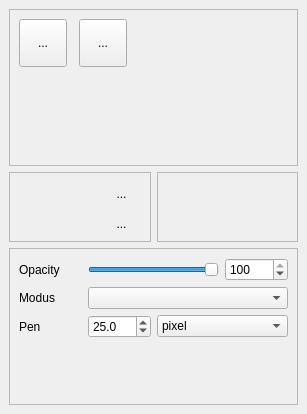
Old version of the form src/meshlabplugins/editpaint/PaintToolbox.ui in the repository cnr-isti-vclab/meshlab.
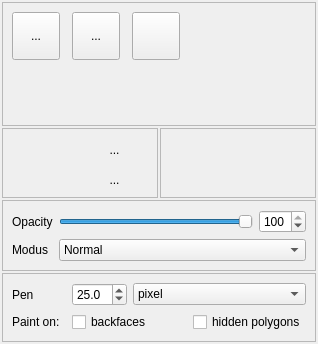
New version of the form. Icons and pictures are not drawn. Custom widgets are drawn as their Qt base class.

Commit message: Added fill and pick. Added zbuffer test, has a little problem with the trackball, will be solved later.

Diff of the .ui file:
```diff
--- a/src/meshlabplugins/editpaint/PaintToolbox.ui
+++ b/src/meshlabplugins/editpaint/PaintToolbox.ui
@@ -5,8 +5,8 @@
    <rect>
     <x>0</x>
     <y>0</y>
-    <width>307</width>
-    <height>414</height>
+    <width>318</width>
+    <height>344</height>
    </rect>
   </property>
   <property name="windowTitle" >
@@ -14,10 +14,10 @@
   </property>
   <layout class="QGridLayout" >
    <property name="margin" >
-    <number>9</number>
+    <number>2</number>
    </property>
    <property name="spacing" >
-    <number>6</number>
+    <number>2</number>
    </property>
    <item row="0" column="0" colspan="2" >
     <widget class="QFrame" name="top_frame" >
@@ -103,6 +103,40 @@
        <bool>false</bool>
       </property>
      </widget>
+     <widget class="QToolButton" name="pick_button" >
+      <property name="geometry" >
+       <rect>
+        <x>130</x>
+        <y>10</y>
+        <width>48</width>
+        <height>48</height>
+       </rect>
+      </property>
+      <property name="toolTip" >
+       <string>Pick a color</string>
+      </property>
+      <property name="text" >
+       <string/>
+      </property>
+      <property name="icon" >
+       <iconset resource="meshlab.qrc" >:/images/pick.png</iconset>
+      </property>
+      <property name="iconSize" >
+       <size>
+        <width>48</width>
+        <height>48</height>
+       </size>
+      </property>
+      <property name="checkable" >
+       <bool>true</bool>
+      </property>
+      <property name="autoExclusive" >
+       <bool>true</bool>
+      </property>
+      <property name="autoRaise" >
+       <bool>false</bool>
+      </property>
+     </widget>
     </widget>
    </item>
    <item row="1" column="1" >
@@ -236,14 +270,98 @@
       <property name="spacing" >
        <number>6</number>
       </property>
-      <item row="2" column="0" >
+      <item row="0" column="2" >
+       <widget class="QSpinBox" name="deck_box" >
+        <property name="toolTip" >
+         <string>Change the opacity of the color (this is not the opengl alpha value)</string>
+        </property>
+        <property name="maximum" >
+         <number>100</number>
+        </property>
+        <property name="value" >
+         <number>100</number>
+        </property>
+       </widget>
+      </item>
+      <item row="0" column="0" >
+       <widget class="QLabel" name="label_deck" >
+        <property name="text" >
+         <string>Opacity</string>
+        </property>
+       </widget>
+      </item>
+      <item row="1" column="0" >
+       <widget class="QLabel" name="label_penmodus" >
+        <property name="text" >
+         <string>Modus</string>
+        </property>
+       </widget>
+      </item>
+      <item row="1" column="1" colspan="2" >
+       <widget class="QComboBox" name="pen_modus" >
+        <item>
+         <property name="text" >
+          <string>Normal</string>
+         </property>
+        </item>
+       </widget>
+      </item>
+      <item row="0" column="1" >
+       <widget class="QSlider" name="deck_slider" >
+        <property name="toolTip" >
+         <string>Change the opacity of the color (this is not the opengl alpha value)</string>
+        </property>
+        <property name="maximum" >
+         <number>100</number>
+        </property>
+        <property name="value" >
+         <number>100</number>
+        </property>
+        <property name="orientation" >
+         <enum>Qt::Horizontal</enum>
+        </property>
+       </widget>
+      </item>
+     </layout>
+    </widget>
+   </item>
+   <item row="3" column="0" colspan="2" >
+    <widget class="QFrame" name="pen_extra_frame" >
+     <property name="frameShape" >
+      <enum>QFrame::StyledPanel</enum>
+     </property>
+     <property name="frameShadow" >
+      <enum>QFrame::Raised</enum>
+     </property>
+     <layout class="QGridLayout" >
+      <property name="margin" >
+       <number>9</number>
+      </property>
+      <property name="spacing" >
+       <number>6</number>
+      </property>
+      <item row="1" column="1" colspan="2" >
+       <widget class="QCheckBox" name="backface_culling" >
+        <property name="text" >
+         <string>backfaces</string>
+        </property>
+       </widget>
+      </item>
+      <item row="0" column="0" >
        <widget class="QLabel" name="label_pen" >
         <property name="text" >
          <string>Pen</string>
         </property>
        </widget>
       </item>
-      <item row="2" column="2" colspan="2" >
+      <item row="1" column="0" >
+       <widget class="QLabel" name="label" >
+        <property name="text" >
+         <string>Paint on:</string>
+        </property>
+       </widget>
+      </item>
+      <item row="0" column="2" colspan="2" >
        <widget class="QComboBox" name="pen_type" >
         <item>
          <property name="text" >
@@ -257,7 +375,7 @@
         </item>
        </widget>
       </item>
-      <item row="2" column="1" >
+      <item row="0" column="1" >
        <widget class="QDoubleSpinBox" name="pen_radius" >
         <property name="decimals" >
          <number>1</number>
@@ -276,59 +394,10 @@
         </property>
        </widget>
       </item>
-      <item row="3" column="2" >
-       <spacer>
-        <property name="orientation" >
-         <enum>Qt::Vertical</enum>
-        </property>
-        <property name="sizeType" >
-         <enum>QSizePolicy::MinimumExpanding</enum>
-        </property>
-        <property name="sizeHint" >
-         <size>
-          <width>20</width>
-          <height>20</height>
-         </size>
-        </property>
-       </spacer>
-      </item>
-      <item row="0" column="1" colspan="2" >
-       <widget class="QSlider" name="deck_slider" >
-        <property name="maximum" >
-         <number>100</number>
-        </property>
-        <property name="value" >
-         <number>100</number>
-        </property>
-        <property name="orientation" >
-         <enum>Qt::Horizontal</enum>
-        </property>
-       </widget>
-      </item>
-      <item row="1" column="1" colspan="3" >
-       <widget class="QComboBox" name="pen_modus" />
-      </item>
-      <item row="1" column="0" >
-       <widget class="QLabel" name="label_penmodus" >
+      <item row="1" column="3" >
+       <widget class="QCheckBox" name="invisible_painting" >
         <property name="text" >
-         <string>Modus</string>
-        </property>
-       </widget>
-      </item>
-      <item row="0" column="0" >
-       <widget class="QLabel" name="label_deck" >
-        <property name="text" >
-         <string>Opacity</string>
-        </property>
-       </widget>
-      </item>
-      <item row="0" column="3" >
-       <widget class="QSpinBox" name="deck_box" >
-        <property name="maximum" >
-         <number>100</number>
-        </property>
-        <property name="value" >
-         <number>100</number>
+         <string>hidden polygons</string>
         </property>
        </widget>
       </item>
```
Left out of the diff: 10 changed lines with no effect on the pictures. The commit also changes 5 other files.
